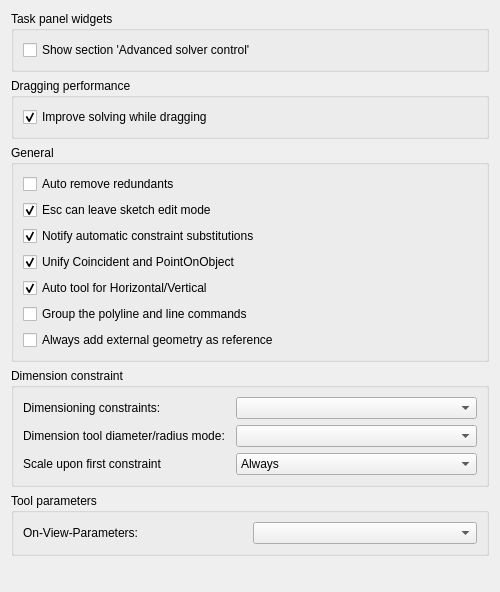
Qt form src/Mod/Sketcher/Gui/SketcherSettings.ui (southseact-3d/fcd) before a commit.
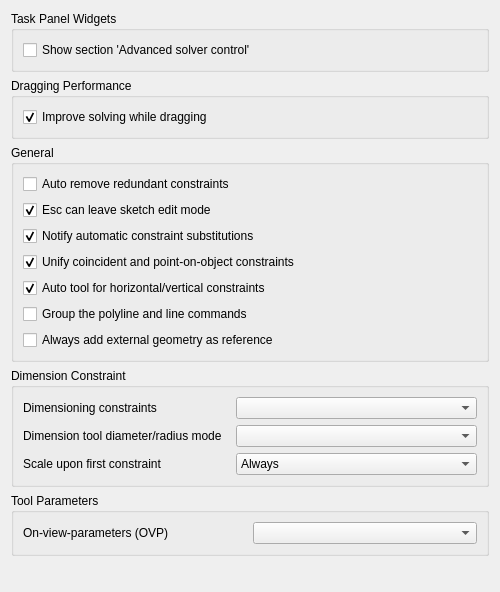
The same form after that commit. Custom widgets are drawn as their Qt base class.

Commit message:
Sketcher: Update UI strings for consistency (#22167)
* Sketcher: Update UI strings for consistency

* Update src/Mod/Sketcher/App/Sketch.cpp

* Update src/Mod/Sketcher/Gui/Command.cpp

* Update src/Mod/Sketcher/App/SketchObject.cpp

* Update src/Mod/Sketcher/Gui/Command.cpp

* Update src/Mod/Sketcher/Gui/Command.cpp

* Update src/Mod/Sketcher/Gui/Command.cpp

* Apply suggestions from code review

* Apply suggestions from code review

* Apply suggestions from code review

---------

What changed in the file:
```diff
--- a/src/Mod/Sketcher/Gui/SketcherSettings.ui
+++ b/src/Mod/Sketcher/Gui/SketcherSettings.ui
@@ -17,7 +17,7 @@
    <item row="0" column="0">
     <widget class="QGroupBox" name="groupBox_2">
      <property name="title">
-      <string>Task panel widgets</string>
+      <string>Task Panel Widgets</string>
      </property>
      <layout class="QGridLayout" name="gridLayout_4">
       <item row="0" column="0">
@@ -43,7 +43,7 @@
    <item row="1" column="0">
     <widget class="QGroupBox" name="groupBox_4">
      <property name="title">
-      <string>Dragging performance</string>
+      <string>Dragging Performance</string>
      </property>
      <layout class="QGridLayout" name="gridLayout_5" rowstretch="0,0" columnstretch="0,0">
       <item row="1" column="0" colspan="2">
@@ -108,7 +108,7 @@
          <string>New constraints that would be redundant will automatically be removed</string>
         </property>
         <property name="text">
-         <string>Auto remove redundants</string>
+         <string>Auto remove redundant constraints</string>
         </property>
         <property name="checked">
          <bool>false</bool>
@@ -165,7 +165,7 @@
          <string>Unify Coincident and PointOnObject in a single tool.</string>
         </property>
         <property name="text">
-         <string>Unify Coincident and PointOnObject</string>
+         <string>Unify coincident and point-on-object constraints</string>
         </property>
         <property name="checked">
          <bool>true</bool>
@@ -184,7 +184,7 @@
          <string>Use the automatic horizontal/vertical constraint tool. This create a command group in which you have the auto tool, horizontal and vertical.</string>
         </property>
         <property name="text">
-         <string>Auto tool for Horizontal/Vertical</string>
+         <string>Auto tool for horizontal/vertical constraints</string>
         </property>
         <property name="checked">
          <bool>true</bool>
@@ -247,7 +247,7 @@
       </sizepolicy>
      </property>
      <property name="title">
-      <string>Dimension constraint</string>
+      <string>Dimension Constraint</string>
      </property>
      <layout class="QGridLayout" name="gridLayout_general">
       <item row="1" column="1">
@@ -274,14 +274,14 @@
       <item row="1" column="0">
        <widget class="QLabel" name="radiusDiameterLabel">
         <property name="text">
-         <string>Dimension tool diameter/radius mode:</string>
+         <string>Dimension tool diameter/radius mode</string>
         </property>
        </widget>
       </item>
       <item row="0" column="0">
        <widget class="QLabel" name="dimensioningLabel">
         <property name="text">
-         <string>Dimensioning constraints:</string>
+         <string>Dimensioning constraints</string>
         </property>
        </widget>
       </item>
@@ -323,13 +323,13 @@
       </sizepolicy>
      </property>
      <property name="title">
-      <string>Tool parameters</string>
+      <string>Tool Parameters</string>
      </property>
      <layout class="QGridLayout" name="gridLayout_vis">
       <item row="0" column="0">
        <widget class="QLabel" name="ovpVisibilityLabel">
         <property name="text">
-         <string>On-View-Parameters:</string>
+         <string>On-view-parameters (OVP)</string>
         </property>
        </widget>
       </item>
```
Left out of the diff: 15 changed lines with no effect on the pictures. The commit also changes 33 other files.
